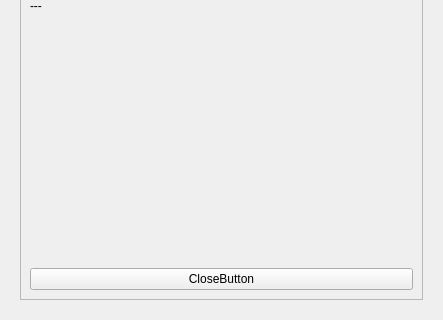
First picture: the form in src/modules/information/ui/sy_info_dialog.ui, repository oyranos-cms/Synnefo, before the edit; both pictures show x 0 to 443 and y 270 to 590 of the 443 by 590 pixel window.
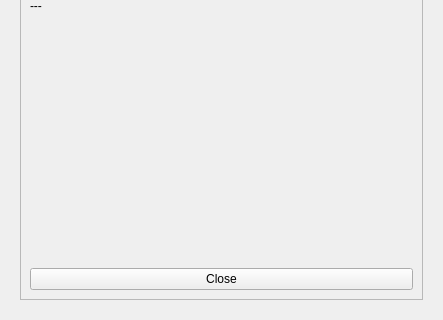
Second picture: the form after the edit.

Commit message: i18n for profile details

What changed in the file:
```diff
--- a/src/modules/information/ui/sy_info_dialog.ui
+++ b/src/modules/information/ui/sy_info_dialog.ui
@@ -42,8 +42,8 @@
        <rect>
         <x>0</x>
         <y>0</y>
-        <width>425</width>
-        <height>575</height>
+        <width>435</width>
+        <height>582</height>
        </rect>
       </property>
       <layout class="QGridLayout" name="gridLayout_2">
@@ -618,7 +618,7 @@
             <item>
              <widget class="QPushButton" name="closeButton">
               <property name="text">
-               <string>CloseButton</string>
+               <string>Close</string>
               </property>
              </widget>
             </item>
```
Left out of the diff: 6 changed lines with no effect on the pictures. The commit also changes 1 other file.
